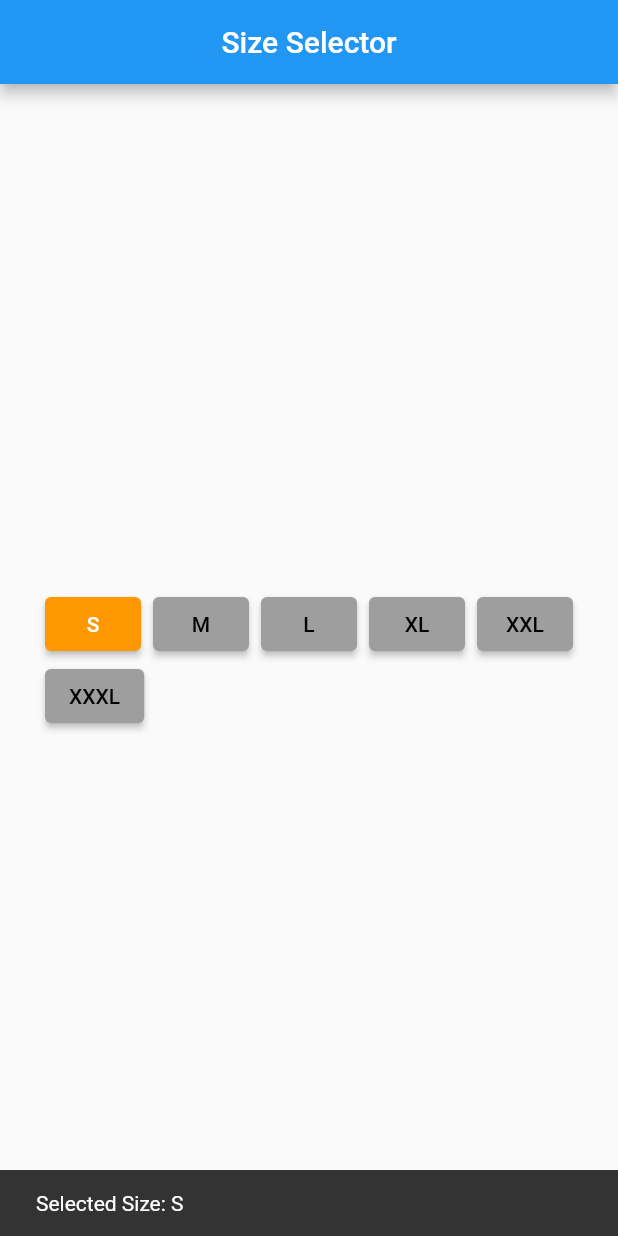
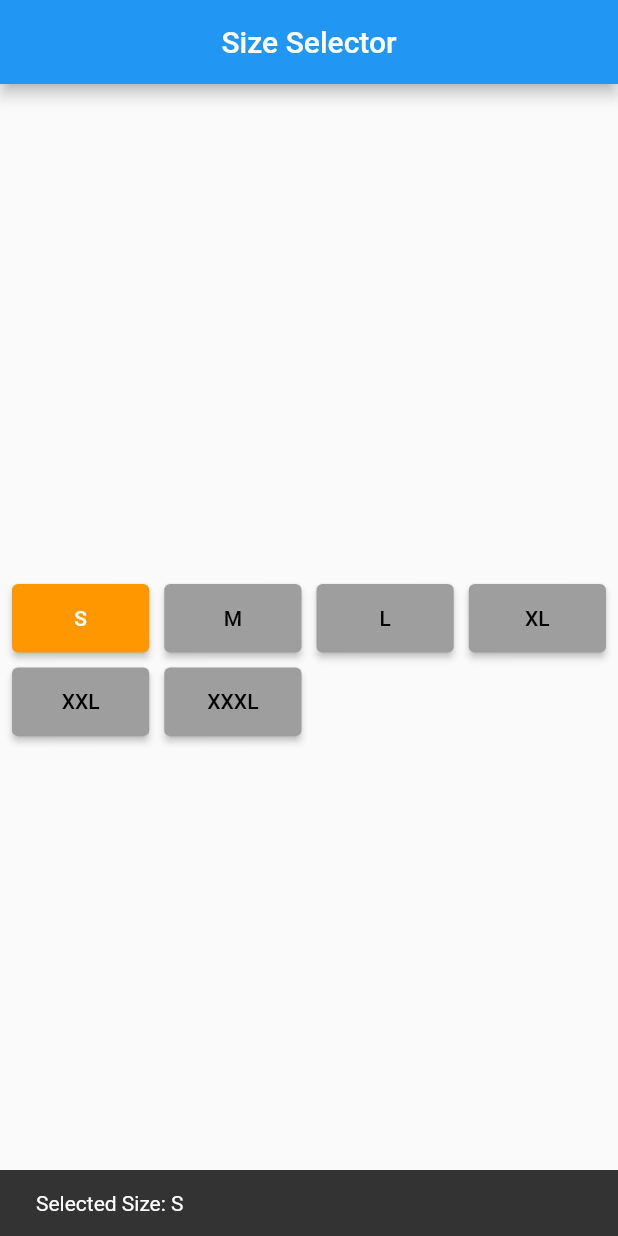
Before and after one commit to kamruzzaman-aman/Module-9_Live_Test-9, a Flutter app: the screen it shows after launch, after a tap on an icon or button, on a phone screen of 412 x 824 dp. Run offline on Flutter 3.47's test engine with Material 2 defaults, Android fonts, the phone set to English and light mode, and no system bars.

Commit message:
Update main.dart

```diff
--- a/lib/main.dart
+++ b/lib/main.dart
@@ -40,31 +40,41 @@ class _HomeScreenState extends State<HomeScreen> {
 
   @override
   Widget build(BuildContext context) {
+
     return Scaffold(
       appBar: AppBar(
         title: Text('Size Selector'),
         centerTitle: true,
       ),
-      body: Center(
-        child: Wrap(
-          spacing: 8,
+      body: Padding(
+        padding: const EdgeInsets.all(8.0),
+        child: Column(
+          mainAxisAlignment: MainAxisAlignment.center,
           children: [
-            for (int i = 0; i < sizes.length; i++)
-              ElevatedButton(
+            GridView.builder(
+              shrinkWrap: true,
+              itemCount: sizes.length,
+              gridDelegate: SliverGridDelegateWithFixedCrossAxisCount(crossAxisCount: 4,
+              mainAxisSpacing: 10,
+              crossAxisSpacing: 10,
+              childAspectRatio: 2
+              ), itemBuilder: (_, index){
+                return ElevatedButton(
                     onPressed: () {
-                  buttonColor(i);
-                  showSnackBar(i);
+                      buttonColor(index);
+                      showSnackBar(index);
                     },
                     child: Text(
-                  sizes[i],
+                      sizes[index],
                       style: TextStyle(
-                    color: selectedIndex == i ? Colors.white : Colors.black,
+                        color: selectedIndex == index ? Colors.white : Colors.black,
                       ),
                     ),
                     style: ElevatedButton.styleFrom(
-                  backgroundColor: selectedIndex == i ? Colors.orange : Colors.grey,
+                      backgroundColor: selectedIndex == index ? Colors.orange : Colors.grey,
                     ),
-              ),
+                  );
+            }),
           ],
         ),
       ),
```
Lines whose indentation alone changed are shown as unchanged.
